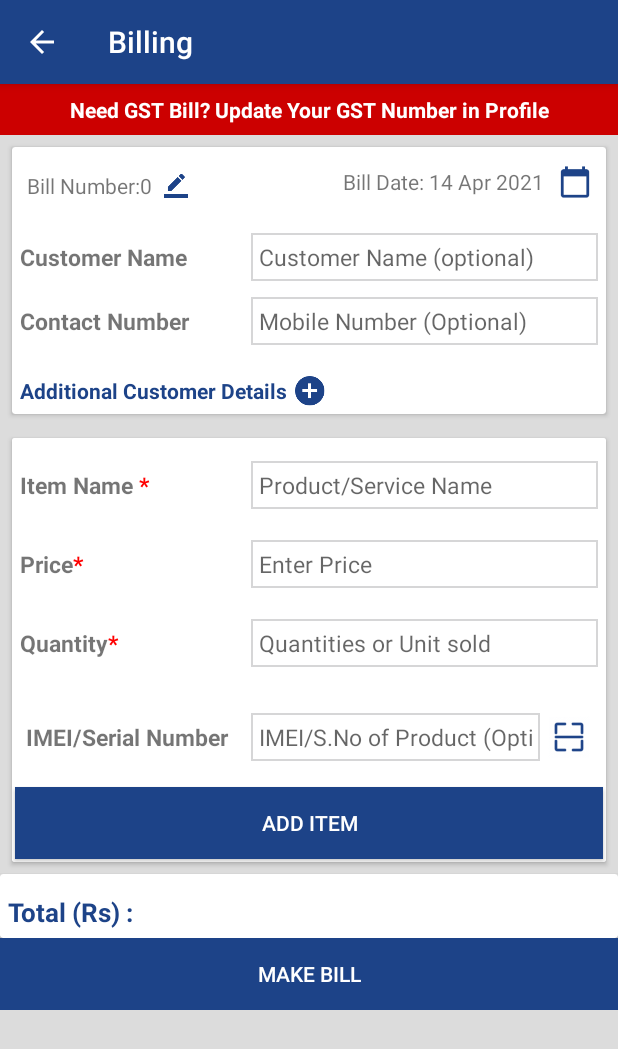
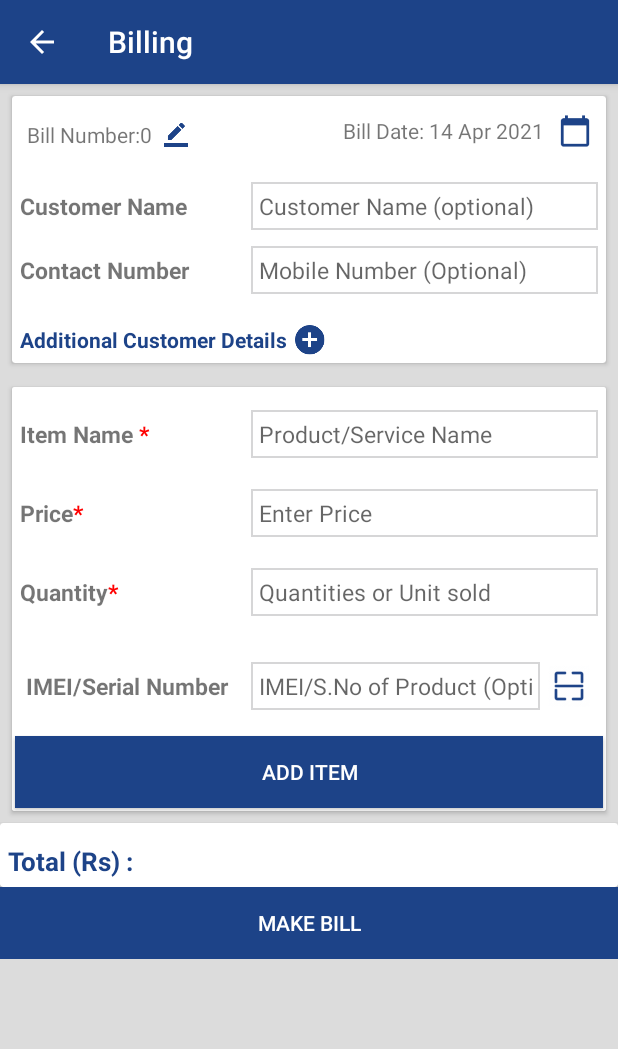
Before and after one commit to navinMarketXcel/billbook_new, an Android app: the BillingNewActivity screen opened directly, with no data from a screen before it, on a phone screen of 412 x 824 dp. Shown: the top 1049 px of the screen. Run offline under Robolectric (Android 15) with nearby library versions, the phone set to English and light mode, and no system bars; our stand-ins replace Room's generated code; libraries missing offline, so code that uses them is left out: android.arch.persistence, com.github.mikephil.charting.

Commit message:
gst error dialog visibility

```diff
--- a/app/src/main/java/com/billbook/app/activities/BillingNewActivity.java
+++ b/app/src/main/java/com/billbook/app/activities/BillingNewActivity.java
@@ -166,8 +166,8 @@ public class BillingNewActivity extends AppCompatActivity implements NewBillingA
         else
             serialNumber = MyApplication.getInVoiceNumberForNonGst();
         bill_no.setText("Bill Number:"+serialNumber);
+        GSTError.setVisibility(MyApplication.showGstPopup() > 0 ? serialNumber <= 2 ? View.VISIBLE : View.GONE : View.GONE);
         if(isGSTAvailable){
-            GSTError.setVisibility(View.GONE);
             gstType.setVisibility(View.VISIBLE);
             gstPercentage.setVisibility(View.VISIBLE);
             tvAmountBeforeTax.setVisibility(View.VISIBLE);
@@ -182,10 +182,6 @@ public class BillingNewActivity extends AppCompatActivity implements NewBillingA
             gstTitle.setVisibility(View.VISIBLE);
 
         }else{
-            if(serialNumber<=2)
-            GSTError.setVisibility(View.VISIBLE);
-            else
-                GSTError.setVisibility(View.GONE);
             gstType.setVisibility(View.GONE);
             gstPercentage.setVisibility(View.GONE);
             tvAmountBeforeTax.setVisibility(View.GONE);
```
